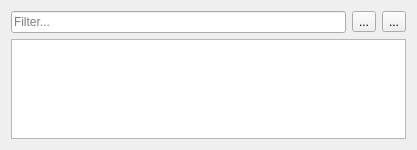
fatehmtd/RequestFlow, file RequestFlowApp/RequestFlow/ui/InventoryWidget.ui: the form before one commit.
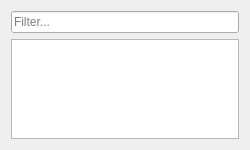
The form after the commit.

What changed in the file:
```diff
--- a/RequestFlowApp/RequestFlow/ui/InventoryWidget.ui
+++ b/RequestFlowApp/RequestFlow/ui/InventoryWidget.ui
@@ -6,13 +6,13 @@
    <rect>
     <x>0</x>
     <y>0</y>
-    <width>417</width>
+    <width>250</width>
     <height>150</height>
    </rect>
   </property>
   <property name="minimumSize">
    <size>
-    <width>417</width>
+    <width>250</width>
     <height>150</height>
    </size>
   </property>
@@ -27,21 +27,7 @@
      </property>
     </widget>
    </item>
-   <item row="0" column="1">
-    <widget class="QToolButton" name="toolButton">
-     <property name="text">
-      <string>...</string>
-     </property>
-    </widget>
-   </item>
-   <item row="0" column="2">
-    <widget class="QToolButton" name="toolButton_2">
-     <property name="text">
-      <string>...</string>
-     </property>
-    </widget>
-   </item>
-   <item row="1" column="0" colspan="3">
+   <item row="1" column="0">
     <widget class="QTreeView" name="treeView">
      <property name="dragEnabled">
       <bool>true</bool>
@@ -55,14 +41,17 @@
      <property name="alternatingRowColors">
       <bool>true</bool>
      </property>
+     <attribute name="headerVisible">
+      <bool>false</bool>
+     </attribute>
      <attribute name="headerCascadingSectionResizes">
       <bool>true</bool>
      </attribute>
      <attribute name="headerMinimumSectionSize">
-      <number>200</number>
+      <number>50</number>
      </attribute>
      <attribute name="headerDefaultSectionSize">
-      <number>200</number>
+      <number>80</number>
      </attribute>
     </widget>
    </item>
```
